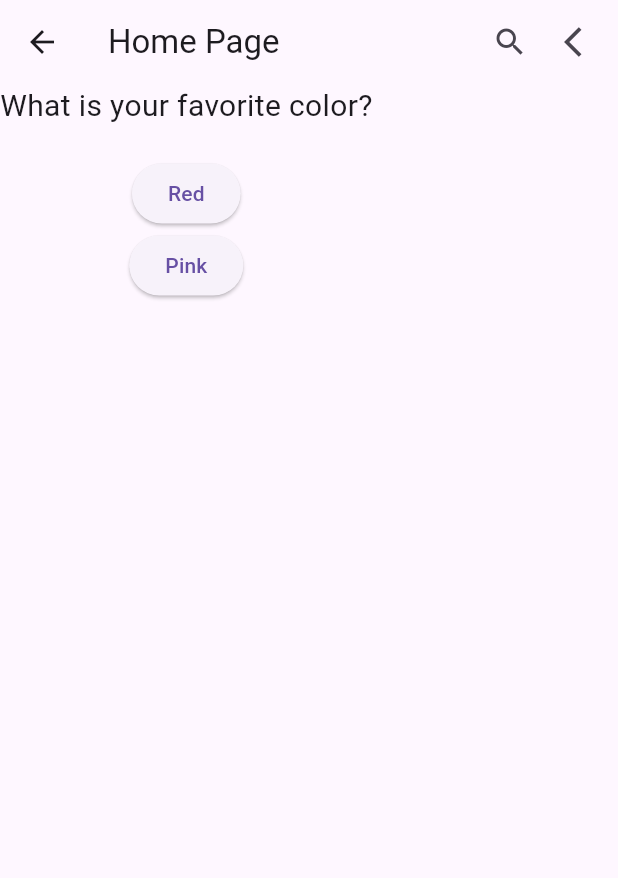
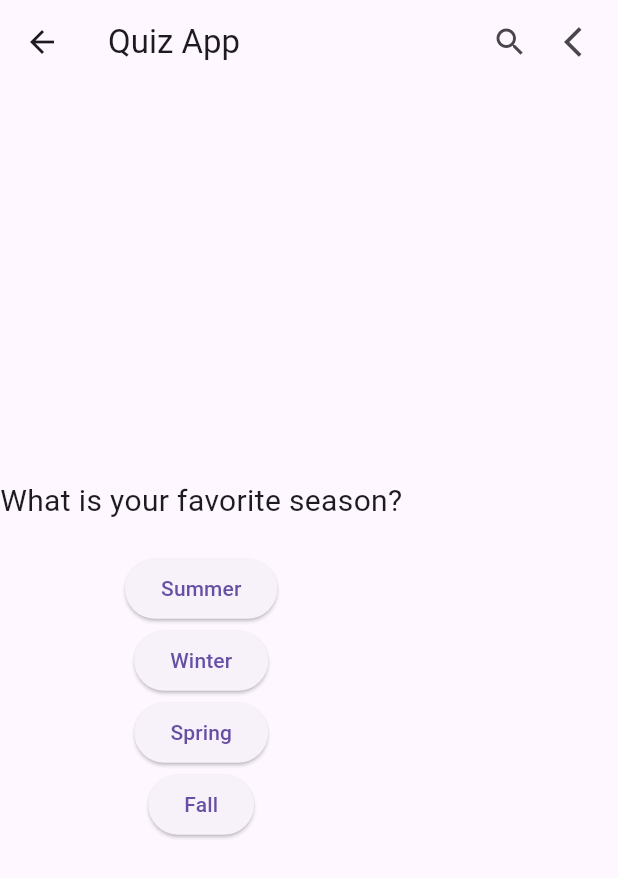
Before and after one commit to Minyar122/flutterTP3, a Flutter app: the HomePage screen opened by its route, after a tap on "Red", on a phone screen of 412 x 824 dp. Shown: the top 878 px of the screen. Run offline on Flutter 3.47's test engine with Material 3 defaults, Android fonts, the phone set to English and light mode, and no system bars.

Commit message:
second commit

```diff
--- a/lib/homepage.dart
+++ b/lib/homepage.dart
@@ -1,49 +1,98 @@
 import 'package:flutter/material.dart';
 
-class HomePage extends StatelessWidget {
+class HomePage extends StatefulWidget {
   const HomePage({Key? key}) : super(key: key);
+
+  @override
+  _HomePageState createState() => _HomePageState();
+}
+
+class _HomePageState extends State<HomePage> {
+  int _score = 0; // Variable to store the score
+  int _questionIndex = 0; // Track which question is currently being displayed
+
+  // List of questions with answer options and corresponding score values
+  final List<Map<String, Object>> _questions = [
+    {
+      'questionText': 'What is your favorite color?',
+      'answers': [
+        {'text': 'Red', 'score': 10},
+        {'text': 'Pink', 'score': 5},
+        {'text': 'Blue', 'score': 7},
+        {'text': 'Green', 'score': 3},
+      ],
+    },
+    {
+      'questionText': 'What is your favorite season?',
+      'answers': [
+        {'text': 'Summer', 'score': 10},
+        {'text': 'Winter', 'score': 5},
+        {'text': 'Spring', 'score': 7},
+        {'text': 'Fall', 'score': 6},
+      ],
+    },
+  ];
+
+  // Function to handle when an answer is selected
+  void _answerQuestion(int score) {
+    setState(() {
+      _score += score;
+      _questionIndex++;
+    });
+
+    if (_questionIndex < _questions.length) {
+      print('Next question');
+    } else {
+      print('No more questions. Your final score is $_score.');
+    }
+  }
 
   @override
   Widget build(BuildContext context) {
     return Scaffold(
       appBar: AppBar(
-        title: const Text('Home Page'),
+        title: const Text('Quiz App'),
         actions: [
           IconButton(
             onPressed: () {
               print("search button pressed!");
             },
-              icon: Icon(Icons.search)),
+            icon: const Icon(Icons.search),
+          ),
           IconButton(
             onPressed: () {
-                print("arrow baack button pressed!");
+              print("arrow back button pressed!");
             },
-              icon: Icon(Icons.arrow_back_ios)),
+            icon: const Icon(Icons.arrow_back_ios),
+          ),
         ],
       ),
-      body: Column(
+      body: _questionIndex < _questions.length
+          ? Column(
+              mainAxisAlignment: MainAxisAlignment.center,
               children: [
-          const Text(
-            "What is your favorite color?",
-            style: TextStyle(
-                fontSize: 20), // Ajustez la taille du texte si nécessaire
+                Text(
+                  _questions[_questionIndex]['questionText'] as String,
+                  style: const TextStyle(fontSize: 20),
                 ),
-          const SizedBox(height: 20), // Espacement entre les widgets
-          ElevatedButton(
-            onPressed: () {
-              // Action lorsque le bouton rouge est pressé
-              print("Red selected");
-            },
-            child: const Text("Red"),
+                const SizedBox(height: 20),
+                ...(_questions[_questionIndex]['answers']
+                        as List<Map<String, Object>>)
+                    .map((answer) {
+                  return ElevatedButton(
+                    onPressed: () => _answerQuestion(answer['score'] as int),
+                    child: Text(answer['text'] as String),
+                  );
+                }).toList(),
+              ],
+            )
+          : Center(
+              child: Text(
+                'score is $_score.',
+                style:
+                    const TextStyle(fontSize: 24, fontWeight: FontWeight.bold),
+                textAlign: TextAlign.center,
               ),
-          ElevatedButton(
-            onPressed: () {
-              // Action lorsque le bouton rose est pressé
-              print("Pink selected");
-            },
-            child: const Text("Pink"),
-          ),
-        ],
             ),
     );
   }
```
Lines whose indentation alone changed are shown as unchanged.
